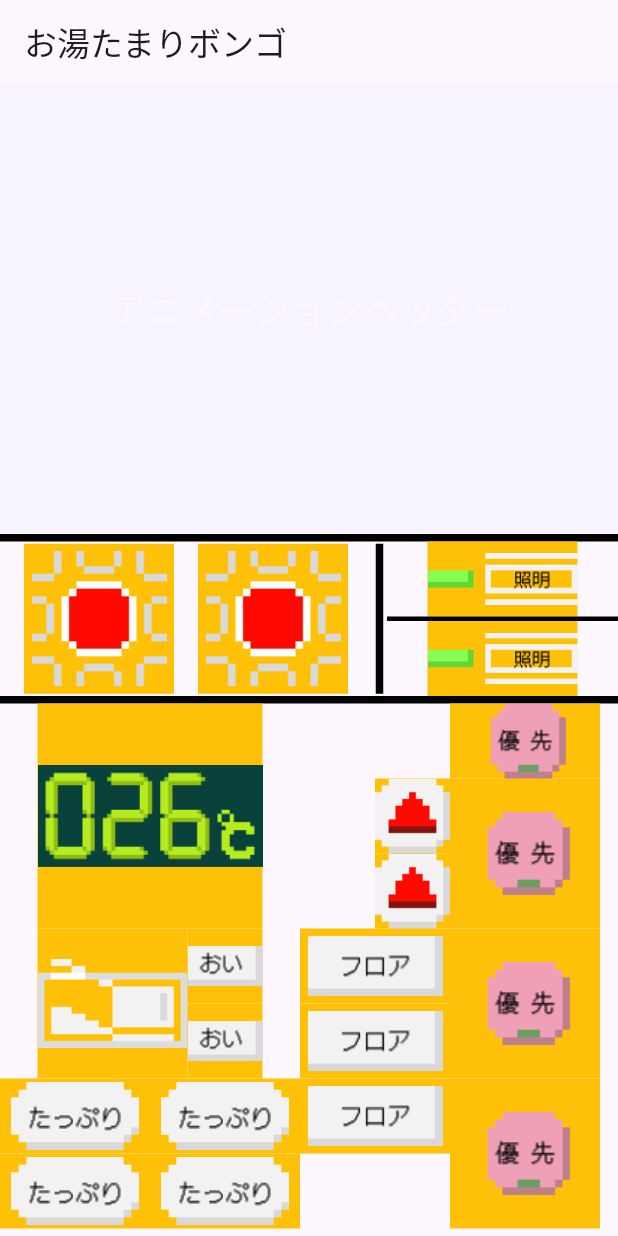
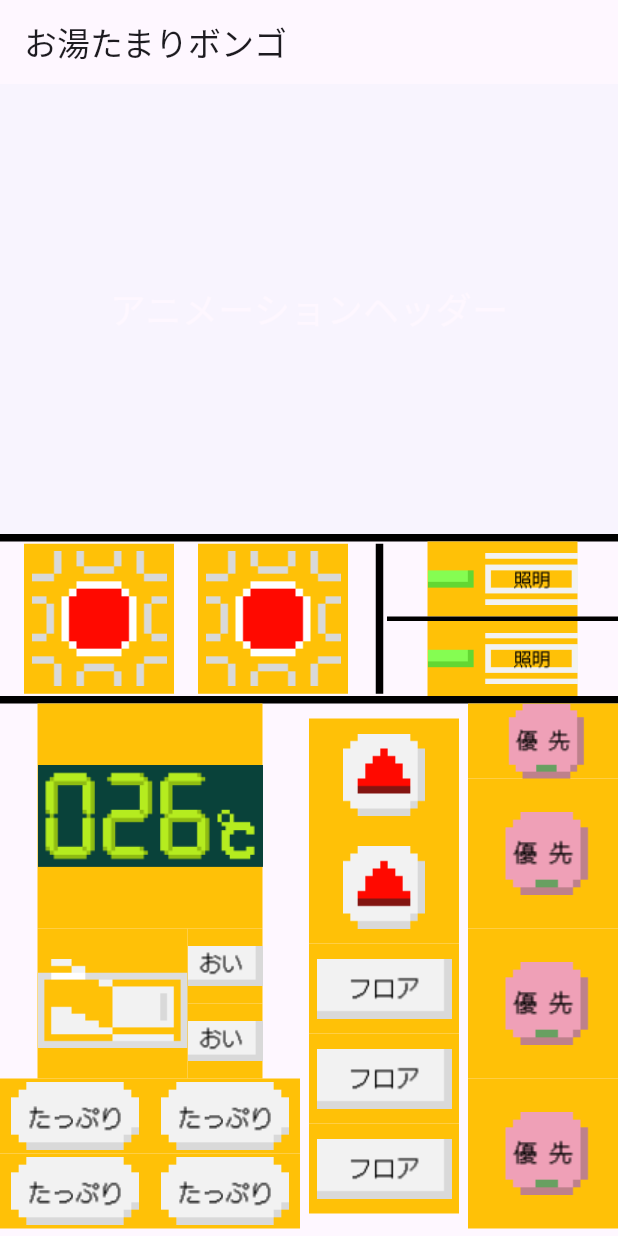
Before and after one commit to ironmax123/oyutamari_bongo, a Flutter app: the screen it shows after launch, on a phone screen of 412 x 824 dp. Run offline on Flutter 3.47's test engine with Material 3 defaults, Android fonts, the phone set to English and light mode, and no system bars; our stand-ins replace flutter_blue_plus, flutter_hooks, freezed_annotation, just_audio, riverpod_annotation; missing offline and left inert: audio_session; generated files the repository leaves out were written again; statements that could not run were skipped.

Commit message:
button_updown完了

```diff
--- a/lib/pages/home/components/button_updown.dart
+++ b/lib/pages/home/components/button_updown.dart
@@ -7,20 +7,20 @@ class ButtonUpdown extends StatelessWidget {
   @override
   Widget build(BuildContext context) {
     return Column(
-      crossAxisAlignment: CrossAxisAlignment.end,
+      crossAxisAlignment: CrossAxisAlignment.center,
       children: [
         ImageButton(
           imagePath: 'assets/images/button7.png',
-          width: 50,
-          height: 50,
+          width: 100,
+          height: 75,
           onPressed: () {
             // ボタン7の処理
           },
         ),
         ImageButton(
           imagePath: 'assets/images/button7.png',
-          width: 50,
-          height: 50,
+          width: 100,
+          height: 75,
           onPressed: () {
             // ボタン7の処理
           },
@@ -28,7 +28,7 @@ class ButtonUpdown extends StatelessWidget {
         ImageButton(
           imagePath: 'assets/images/button9.png',
           width: 100,
-          height: 50,
+          height: 60,
           onPressed: () {
             // ボタン7の処理
           },
@@ -36,7 +36,7 @@ class ButtonUpdown extends StatelessWidget {
         ImageButton(
           imagePath: 'assets/images/button9.png',
           width: 100,
-          height: 50,
+          height: 60,
           onPressed: () {
             // ボタン7の処理
           },
@@ -44,7 +44,7 @@ class ButtonUpdown extends StatelessWidget {
         ImageButton(
           imagePath: 'assets/images/button9.png',
           width: 100,
-          height: 50,
+          height: 60,
           onPressed: () {
             // ボタン7の処理
           },
--- a/lib/pages/home/home_page.dart
+++ b/lib/pages/home/home_page.dart
@@ -80,7 +80,9 @@ class HomePage extends StatelessWidget {
                             ButtonFull(),
                           ],
                         ),
-                        ButtonUpdown(),
+                        Expanded(
+                          child: ButtonUpdown(),
+                        ),
                         ButtonCircle(),
                       ],
                     ),
```
